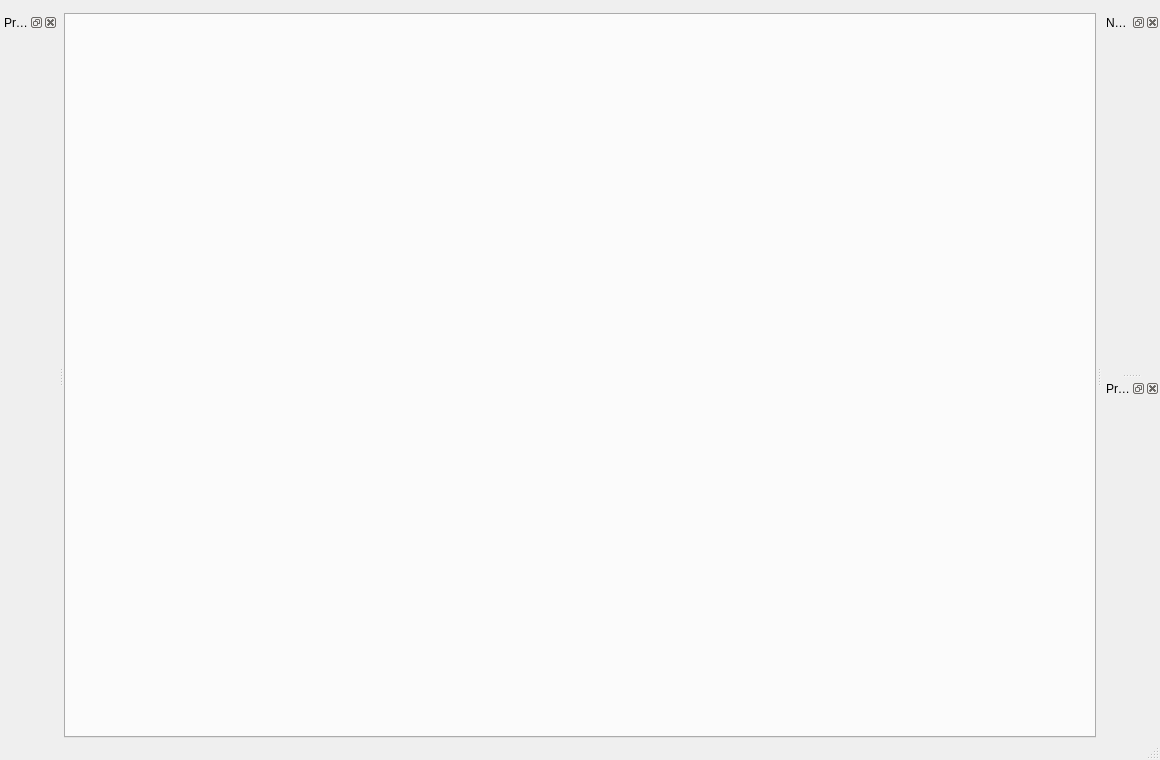
This is src/Gui/MainWindow/wndSkipperToolbar.ui in Atlantic18/skipper-translation as Qt 5 draws it before an edit. The edited form follows.
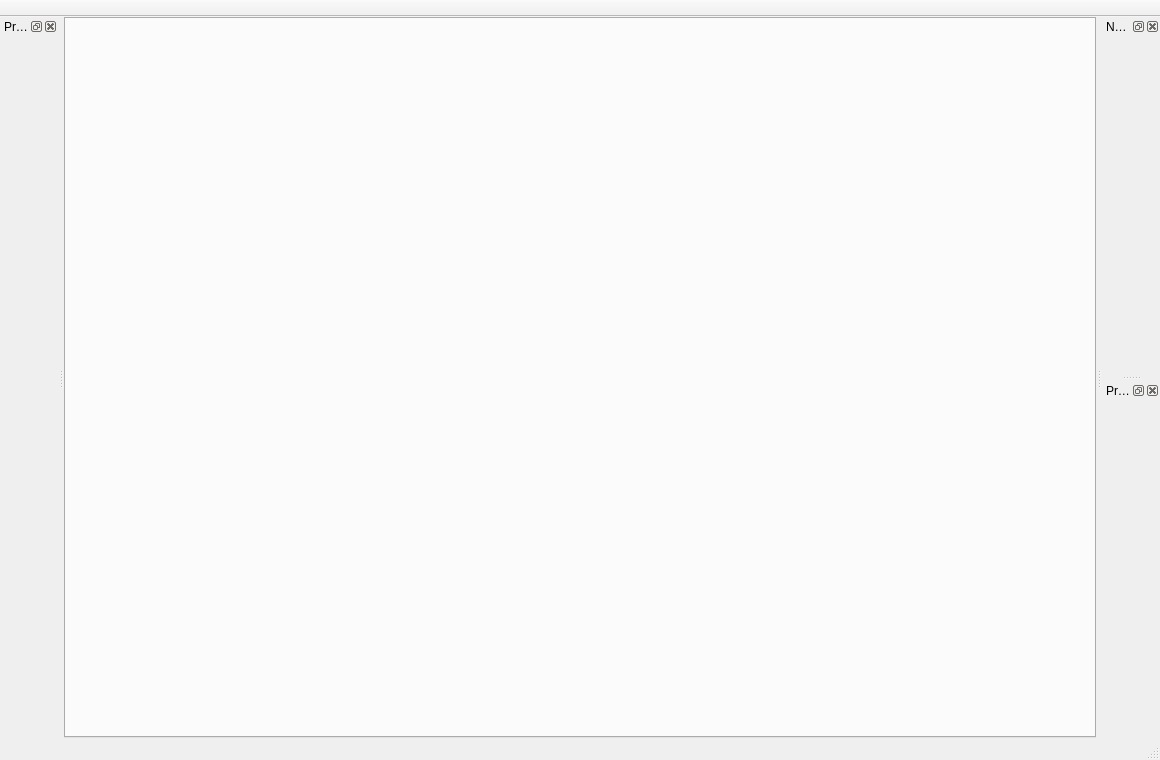
This is the edited form.

Commit message: updated translations for latest skipper version

Diff of the .ui file:
```diff
--- a/src/Gui/MainWindow/wndSkipperToolbar.ui
+++ b/src/Gui/MainWindow/wndSkipperToolbar.ui
@@ -86,15 +86,6 @@
    <property name="windowTitle">
     <string>Toolbar</string>
    </property>
-   <property name="styleSheet">
-    <string notr="true">QToolBar{
-	border-width: 0px;
-}
-
-QToolBar#mainToolBar{
-    border-width: 2px; 
-}</string>
-   </property>
    <property name="movable">
     <bool>false</bool>
    </property>
```
Left out of the diff: 11 changed lines with no effect on the pictures. The commit also changes 38 other files.
